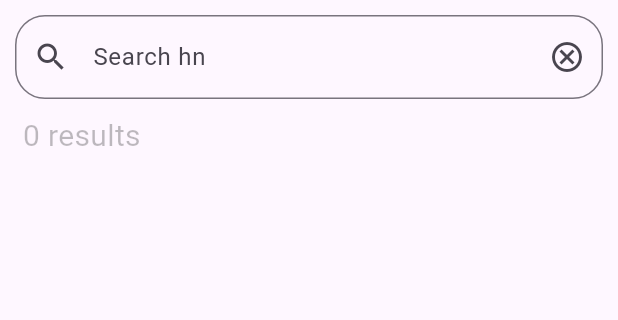
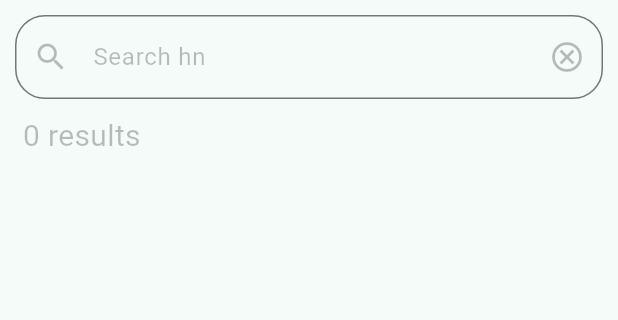
Before and after one commit to lertumpai/todo-satrirat, a Flutter app: the PatientListPage screen opened by its route, on a phone screen of 412 x 824 dp, the part 84-404 px from its top. Run offline on Flutter 3.47's test engine with Material 2 defaults, Android fonts, the phone set to English and light mode, and no system bars; our stand-ins replace bloc, easy_debounce, equatable, flutter_bloc, isar; missing offline and left inert: day; accounts and stored records are empty; generated files the repository leaves out were written again.

Commit message:
focus node text field

```diff
--- a/lib/main.dart
+++ b/lib/main.dart
@@ -39,6 +39,7 @@ class MyApp extends StatelessWidget {
         title: 'แอพหมูอ้วง',
         theme: ThemeData(
           useMaterial3: true,
+          colorSchemeSeed: Colors.teal,
           appBarTheme: const AppBarTheme(
             backgroundColor: Colors.teal,
             iconTheme: IconThemeData(
--- a/lib/patient/patientManage.dart
+++ b/lib/patient/patientManage.dart
@@ -37,11 +37,20 @@ class PatientSearch extends StatefulWidget {
 
 class _PatientSearchState extends State<PatientSearch> {
   final TextEditingController searchController = TextEditingController();
+  final FocusNode _focusNode = FocusNode();
+  Color _textFieldColorTheme = Colors.black26;
 
   @override
   void initState() {
     super.initState();
     searchController.text = "";
+    _focusNode.addListener(_onFocusChange);
+  }
+
+  void _onFocusChange() {
+    setState(() {
+      _textFieldColorTheme = _focusNode.hasFocus ? Colors.teal.shade200 : Colors.black26;
+    });
   }
 
   @override
@@ -52,11 +61,19 @@ class _PatientSearchState extends State<PatientSearch> {
           widget.onSearch(searchController.text);
         },
         controller: searchController,
+        focusNode: _focusNode,
         decoration: InputDecoration(
+          focusedBorder: OutlineInputBorder(
+            borderSide: BorderSide(
+                color: _textFieldColorTheme, width: 1.5
+            ),
+            borderRadius: const BorderRadius.all(Radius.circular(20))
+          ),
           border: const OutlineInputBorder(
-              borderRadius: BorderRadius.all(Radius.circular(20))
+            borderRadius: BorderRadius.all(Radius.circular(20)
+            ),
           ),
-          prefixIcon: const Icon(Icons.search),
+          prefixIcon: Icon(Icons.search, color: _textFieldColorTheme),
           suffixIcon: IconButton(
               onPressed: () {
                 searchController.text = "";
@@ -64,9 +81,10 @@ class _PatientSearchState extends State<PatientSearch> {
               },
               splashColor: Colors.white.withOpacity(0),
               highlightColor: Colors.white.withOpacity(0),
-              icon: const Icon(Icons.cancel_outlined)
+              icon: Icon(Icons.cancel_outlined, color: _textFieldColorTheme)
           ),
           labelText: 'Search hn',
+          labelStyle: TextStyle(color: _textFieldColorTheme)
         ),
       ),
     );
```
Also changed, not shown: lib/homeScreen.dart (+6 -2 lines).
